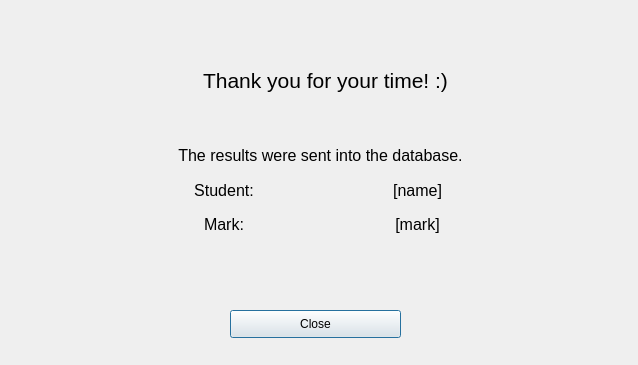
Qt form QuestionnaireGUI/SendDialog.ui (rareseanu/proiect-pa) before a commit.
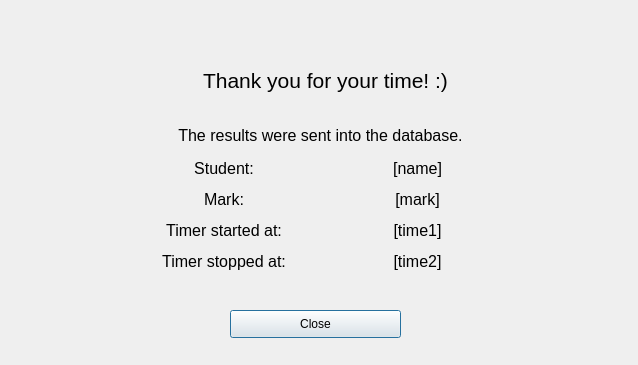
The same form after that commit. Icons and pictures are not drawn.

Commit message: ADD: Showing the stop time on the last window.

Diff of the .ui file:
```diff
--- a/QuestionnaireGUI/SendDialog.ui
+++ b/QuestionnaireGUI/SendDialog.ui
@@ -71,9 +71,9 @@
    <property name="geometry">
     <rect>
      <x>130</x>
-     <y>140</y>
+     <y>120</y>
      <width>381</width>
-     <height>98</height>
+     <height>154</height>
     </rect>
    </property>
    <layout class="QVBoxLayout" name="verticalLayout_3">
@@ -132,6 +132,20 @@
           </property>
          </widget>
         </item>
+        <item>
+         <widget class="QLabel" name="timerStartedLabel">
+          <property name="text">
+           <string>&lt;html&gt;&lt;head/&gt;&lt;body&gt;&lt;p align=&quot;center&quot;&gt;&lt;span style=&quot; font-size:12pt;&quot;&gt;Timer started at:&lt;/span&gt;&lt;/p&gt;&lt;/body&gt;&lt;/html&gt;</string>
+          </property>
+         </widget>
+        </item>
+        <item>
+         <widget class="QLabel" name="timerStoppedLabel">
+          <property name="text">
+           <string>&lt;html&gt;&lt;head/&gt;&lt;body&gt;&lt;p align=&quot;center&quot;&gt;&lt;span style=&quot; font-size:12pt;&quot;&gt;Timer stopped at:&lt;/span&gt;&lt;/p&gt;&lt;/body&gt;&lt;/html&gt;</string>
+          </property>
+         </widget>
+        </item>
        </layout>
       </item>
       <item>
@@ -166,6 +180,20 @@
           </property>
          </widget>
         </item>
+        <item>
+         <widget class="QLabel" name="time1Label">
+          <property name="text">
+           <string>&lt;html&gt;&lt;head/&gt;&lt;body&gt;&lt;p align=&quot;center&quot;&gt;&lt;span style=&quot; font-size:12pt;&quot;&gt;[time1]&lt;/span&gt;&lt;/p&gt;&lt;/body&gt;&lt;/html&gt;</string>
+          </property>
+         </widget>
+        </item>
+        <item>
+         <widget class="QLabel" name="time2Label">
+          <property name="text">
+           <string>&lt;html&gt;&lt;head/&gt;&lt;body&gt;&lt;p align=&quot;center&quot;&gt;&lt;span style=&quot; font-size:12pt;&quot;&gt;[time2]&lt;/span&gt;&lt;/p&gt;&lt;/body&gt;&lt;/html&gt;</string>
+          </property>
+         </widget>
+        </item>
        </layout>
       </item>
      </layout>
```
The commit also changes 3 other files.
